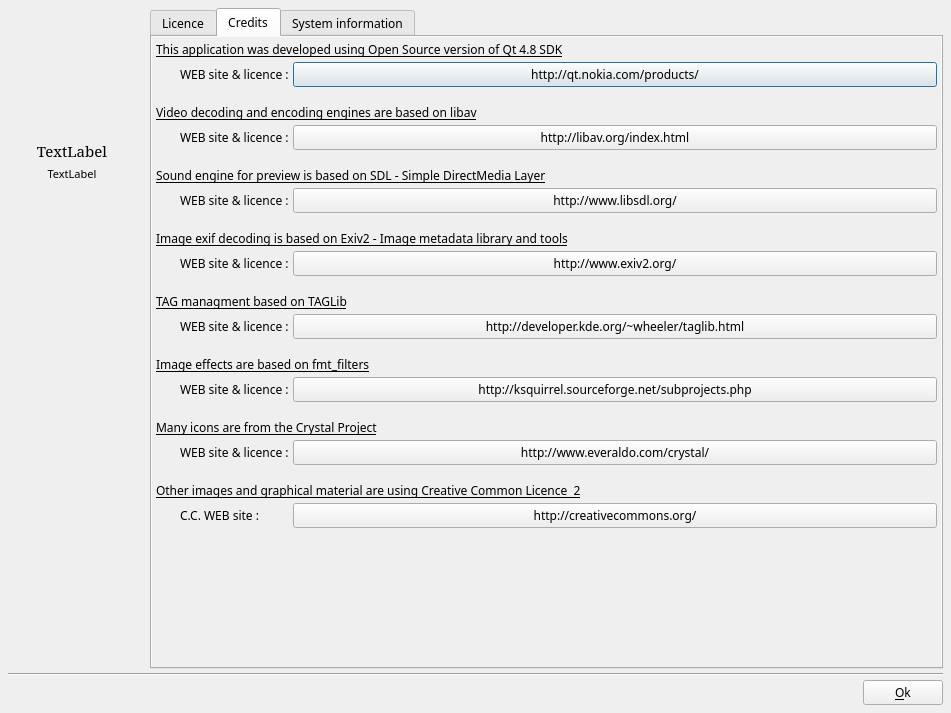
Qt form src/ffDiaporama/DlgAbout/DlgAbout.ui (boenki/ffdiaporama) before a commit.
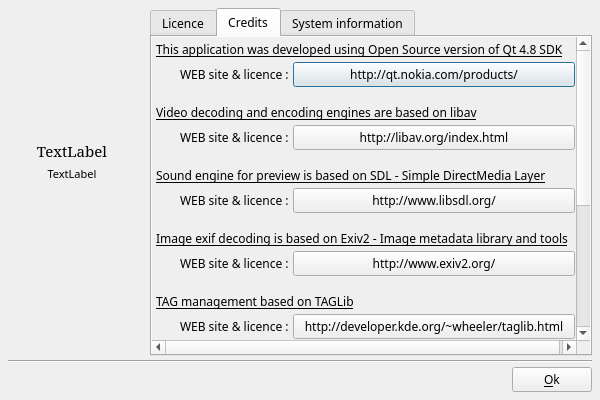
The same form after that commit. Icons and pictures are not drawn.

Patch:
```diff
--- a/src/ffDiaporama/DlgAbout/DlgAbout.ui
+++ b/src/ffDiaporama/DlgAbout/DlgAbout.ui
@@ -6,8 +6,8 @@
    <rect>
     <x>0</x>
     <y>0</y>
-    <width>951</width>
-    <height>713</height>
+    <width>600</width>
+    <height>400</height>
    </rect>
   </property>
   <property name="minimumSize">
@@ -236,8 +236,8 @@
                <rect>
                 <x>0</x>
                 <y>0</y>
-                <width>784</width>
-                <height>624</height>
+                <width>441</width>
+                <height>551</height>
                </rect>
               </property>
               <layout class="QGridLayout" name="gridLayout_2">
@@ -620,7 +620,7 @@
                   </font>
                  </property>
                  <property name="text">
-                  <string>TAG managment based on TAGLib</string>
+                  <string>TAG management based on TAGLib</string>
                  </property>
                  <property name="alignment">
                   <set>Qt::AlignBottom|Qt::AlignLeading|Qt::AlignLeft</set>
```
Left out of the diff: 18 changed lines with no effect on the pictures.
